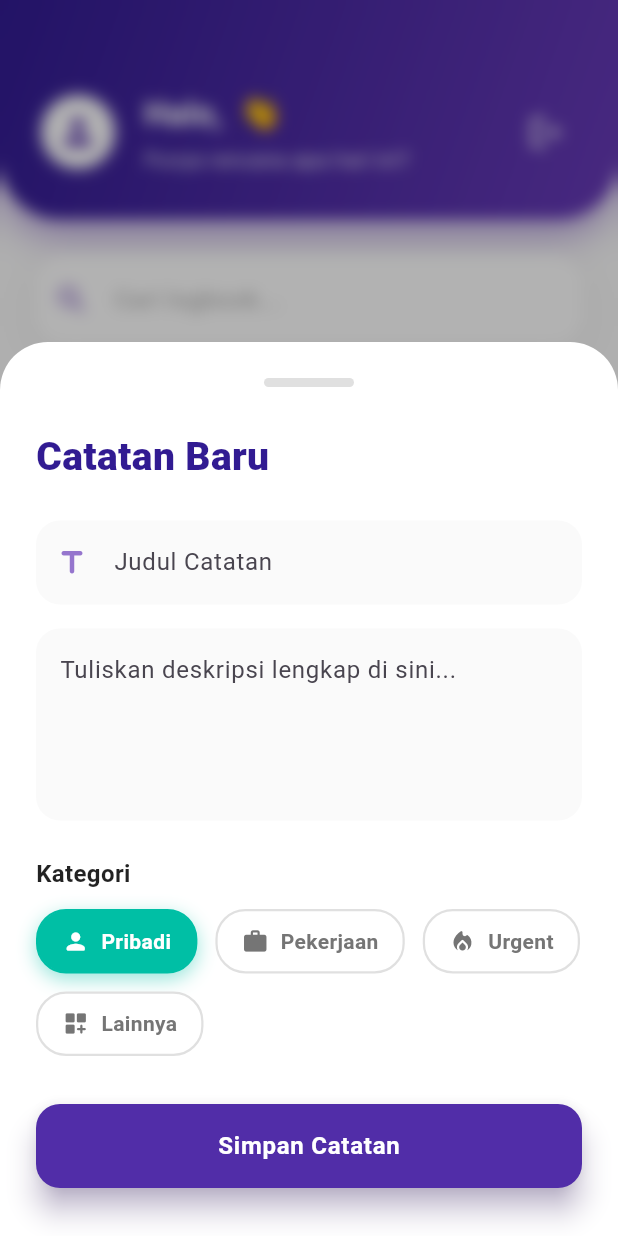
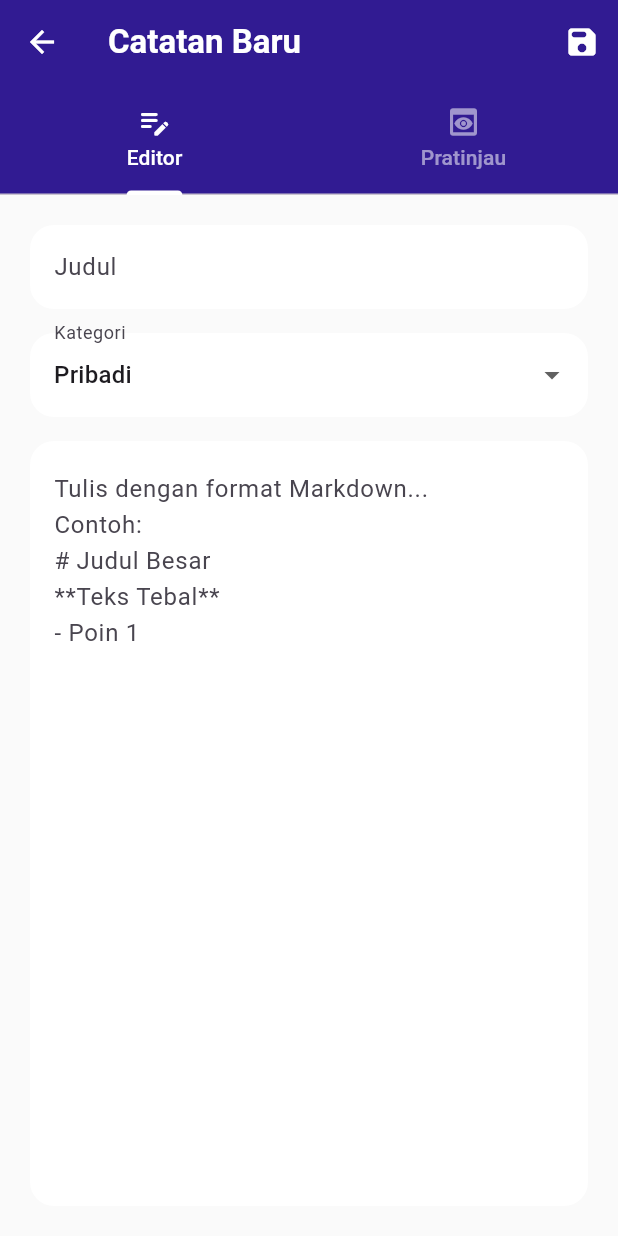
Before and after one commit to Umeem26/PY4_2C_D3_2024_Modul5_078, a Flutter app: the LogView screen opened directly with empty values, after a tap on the "edit document" icon, on a phone screen of 412 x 824 dp. Run offline on Flutter 3.47's test engine with Material 3 defaults, Android fonts, the phone set to English and light mode, and no system bars; our stand-ins replace flutter_dotenv, flutter_markdown, hive, hive_flutter; missing offline and left inert: mongo_dart; accounts and stored records are empty.

Commit message:
Finish Task 3

```diff
--- /dev/null
+++ b/logbook_modul5/lib/features/logbook/log_editor_page.dart
@@ -0,0 +1,161 @@
+import 'package:flutter/material.dart';
+import 'package:flutter_markdown/flutter_markdown.dart';
+import 'models/log_model.dart';
+import 'log_controller.dart';
+
+class LogEditorPage extends StatefulWidget {
+  final LogModel? log;
+  final LogController controller;
+
+  const LogEditorPage({
+    super.key,
+    this.log,
+    required this.controller,
+  });
+
+  @override
+  State<LogEditorPage> createState() => _LogEditorPageState();
+}
+
+class _LogEditorPageState extends State<LogEditorPage> {
+  late TextEditingController _titleController;
+  late TextEditingController _descController;
+  String _selectedCategory = 'Pribadi';
+  final List<String> _categories = ['Pribadi', 'Pekerjaan', 'Urgent', 'Lainnya'];
+
+  @override
+  void initState() {
+    super.initState();
+    _titleController = TextEditingController(text: widget.log?.title ?? '');
+    _descController = TextEditingController(text: widget.log?.description ?? '');
+    _selectedCategory = widget.log?.category ?? 'Pribadi';
+
+    _descController.addListener(() {
+      setState(() {});
+    });
+  }
+
+  void _save() {
+    if (_titleController.text.isEmpty || _descController.text.isEmpty) {
+      ScaffoldMessenger.of(context).showSnackBar(
+        const SnackBar(content: Text("Judul dan deskripsi tidak boleh kosong", style: TextStyle(fontWeight: FontWeight.bold))),
+      );
+      return;
+    }
+
+    if (widget.log == null) {
+      widget.controller.addLog(
+        _titleController.text,
+        _descController.text,
+        _selectedCategory,
+      );
+    } else {
+      widget.controller.updateLog(
+        widget.log!,
+        _titleController.text,
+        _descController.text,
+        _selectedCategory,
+      );
+    }
+    Navigator.pop(context);
+  }
+
+  @override
+  void dispose() {
+    _titleController.dispose();
+    _descController.dispose();
+    super.dispose();
+  }
+
+  @override
+  Widget build(BuildContext context) {
+    return DefaultTabController(
+      length: 2,
+      child: Scaffold(
+        backgroundColor: Colors.grey.shade50,
+        appBar: AppBar(
+          title: Text(widget.log == null ? "Catatan Baru" : "Edit Catatan", style: const TextStyle(fontWeight: FontWeight.bold)),
+          backgroundColor: Colors.deepPurple.shade900,
+          foregroundColor: Colors.white,
+          bottom: const TabBar(
+            labelColor: Colors.white,
+            unselectedLabelColor: Colors.white54,
+            indicatorColor: Colors.white,
+            tabs: [
+              Tab(text: "Editor", icon: Icon(Icons.edit_note_rounded)),
+              Tab(text: "Pratinjau", icon: Icon(Icons.preview_rounded)),
+            ],
+          ),
+          actions: [
+            IconButton(icon: const Icon(Icons.save_rounded), onPressed: _save)
+          ],
+        ),
+        body: TabBarView(
+          children: [
+            Padding(
+              padding: const EdgeInsets.all(20.0),
+              child: Column(
+                crossAxisAlignment: CrossAxisAlignment.start,
+                children: [
+                  TextField(
+                    controller: _titleController,
+                    decoration: InputDecoration(
+                      labelText: "Judul",
+                      filled: true,
+                      fillColor: Colors.white,
+                      border: OutlineInputBorder(borderRadius: BorderRadius.circular(16), borderSide: BorderSide.none),
+                    ),
+                  ),
+                  const SizedBox(height: 16),
+                  DropdownButtonFormField<String>(
+                    value: _selectedCategory,
+                    decoration: InputDecoration(
+                      labelText: "Kategori",
+                      filled: true,
+                      fillColor: Colors.white,
+                      border: OutlineInputBorder(borderRadius: BorderRadius.circular(16), borderSide: BorderSide.none),
+                    ),
+                    items: _categories.map((cat) {
+                      return DropdownMenuItem(value: cat, child: Text(cat));
+                    }).toList(),
+                    onChanged: (val) {
+                      if (val != null) setState(() => _selectedCategory = val);
+                    },
+                  ),
+                  const SizedBox(height: 16),
+                  Expanded(
+                    child: TextField(
+                      controller: _descController,
+                      maxLines: null,
+                      expands: true,
+                      textAlignVertical: TextAlignVertical.top,
+                      decoration: InputDecoration(
+                        hintText: "Tulis dengan format Markdown...\nContoh: \n# Judul Besar\n**Teks Tebal**\n- Poin 1",
+                        filled: true,
+                        fillColor: Colors.white,
+                        border: OutlineInputBorder(borderRadius: BorderRadius.circular(16), borderSide: BorderSide.none),
+                      ),
+                    ),
+                  ),
+                ],
+              ),
+            ),
+            Padding(
+              padding: const EdgeInsets.all(24.0),
+              child: Container(
+                width: double.infinity,
+                padding: const EdgeInsets.all(16),
+                decoration: BoxDecoration(color: Colors.white, borderRadius: BorderRadius.circular(16)),
+                child: SingleChildScrollView(
+                  child: MarkdownBody(
+                    data: _descController.text.isEmpty ? "_Belum ada teks untuk ditampilkan..._" : _descController.text,
+                  ),
+                ),
+              ),
+            ),
+          ],
+        ),
+      ),
+    );
+  }
+}
--- a/logbook_modul5/lib/features/logbook/log_view.dart
+++ b/logbook_modul5/lib/features/logbook/log_view.dart
@@ -7,6 +7,8 @@ import 'models/log_model.dart';
 import '../auth/login_view.dart';
 import '../../services/mongo_service.dart';
 import '../../helpers/log_helper.dart';
+import '../../services/access_control_service.dart';
+import 'log_editor_page.dart'; // Import halaman editor baru
 
 class LogView extends StatefulWidget {
   final String username;
@@ -18,13 +20,9 @@ class LogView extends StatefulWidget {
 
 class _LogViewState extends State<LogView> {
   late final LogController _controller;
-  final TextEditingController _titleController = TextEditingController();
-  final TextEditingController _contentController = TextEditingController();
   final TextEditingController _searchController = TextEditingController();
 
   bool _isLoading = true;
-  final List<String> _categories = ['Pribadi', 'Pekerjaan', 'Urgent', 'Lainnya'];
-  String _selectedCategory = 'Pribadi';
 
   @override
   void initState() {
@@ -42,10 +40,9 @@ class _LogViewState extends State<LogView> {
         const Duration(seconds: 15),
         onTimeout: () => throw Exception("Koneksi Cloud Timeout."),
       );
-      await _controller.loadFromDisk();
+      await _controller.loadLogs();
     } catch (e) {
       if (mounted) {
-        // SOLUSI: Pesan error diperhalus
         _showCustomToast("Gagal terhubung ke Cloud. Periksa koneksi internet Anda.", isError: true);
       }
     } finally {
@@ -200,112 +197,14 @@ class _LogViewState extends State<LogView> {
     );
   }
 
-  void _showLogForm({LogModel? log}) {
-    bool isEdit = log != null;
-    _titleController.text = isEdit ? log.title : '';
-    _contentController.text = isEdit ? log.description : '';
-    _selectedCategory = isEdit ? log.category : 'Pribadi';
-
-    showModalBottomSheet(
-      context: context,
-      isScrollControlled: true,
-      backgroundColor: Colors.transparent,
-      barrierColor: Colors.black.withOpacity(0.3),
-      builder: (context) => BackdropFilter(
-        filter: ImageFilter.blur(sigmaX: 5, sigmaY: 5),
-        child: StatefulBuilder(
-          builder: (context, setStateSheet) {
-            return Container(
-              padding: EdgeInsets.only(bottom: MediaQuery.of(context).viewInsets.bottom, top: 24, left: 24, right: 24),
-              decoration: const BoxDecoration(color: Colors.white, borderRadius: BorderRadius.only(topLeft: Radius.circular(32), topRight: Radius.circular(32))),
-              child: SingleChildScrollView(
-                child: Column(
-                  mainAxisSize: MainAxisSize.min,
-                  crossAxisAlignment: CrossAxisAlignment.start,
-                  children: [
-                    Center(child: Container(width: 60, height: 6, decoration: BoxDecoration(color: Colors.grey.shade300, borderRadius: BorderRadius.circular(10)))),
-                    const SizedBox(height: 28),
-                    Text(isEdit ? "Perbarui Catatan" : "Catatan Baru", style: TextStyle(fontSize: 26, fontWeight: FontWeight.w800, color: Colors.deepPurple.shade900)),
-                    const SizedBox(height: 24),
-                    TextField(controller: _titleController, decoration: InputDecoration(labelText: "Judul Catatan", prefixIcon: Icon(Icons.title_rounded, color: Colors.deepPurple.shade300), filled: true, fillColor: Colors.grey.shade50, border: OutlineInputBorder(borderRadius: BorderRadius.circular(16), borderSide: BorderSide.none))),
-                    const SizedBox(height: 16),
-                    TextField(controller: _contentController, maxLines: 4, decoration: InputDecoration(labelText: "Tuliskan deskripsi lengkap di sini...", alignLabelWithHint: true, filled: true, fillColor: Colors.grey.shade50, border: OutlineInputBorder(borderRadius: BorderRadius.circular(16), borderSide: BorderSide.none))),
-                    const SizedBox(height: 24),
-                    const Text("Kategori", style: TextStyle(fontSize: 16, fontWeight: FontWeight.bold, color: Colors.black87)),
-                    const SizedBox(height: 12),
-                    Wrap(
-                      spacing: 12,
-                      runSpacing: 12,
-                      children: _categories.map((cat) {
-                        bool isSelected = _selectedCategory == cat;
-                        Color catColor = _getCategoryColor(cat);
-                        return AnimatedContainer(
-                          duration: const Duration(milliseconds: 250),
-                          curve: Curves.easeOutCubic,
-                          decoration: BoxDecoration(
-                            color: isSelected ? catColor : Colors.white,
-                            borderRadius: BorderRadius.circular(20),
-                            border: Border.all(color: isSelected ? catColor : Colors.grey.shade300, width: 1.5),
-                            boxShadow: isSelected ? [BoxShadow(color: catColor.withOpacity(0.4), blurRadius: 10, offset: const Offset(0, 4))] : [],
-                          ),
-                          child: Material(
-                            color: Colors.transparent,
-                            child: InkWell(
-                              borderRadius: BorderRadius.circular(20),
-                              onTap: () => setStateSheet(() => _selectedCategory = cat),
-                              child: Padding(
-                                padding: const EdgeInsets.symmetric(horizontal: 16, vertical: 10),
-                                child: Row(
-                                  mainAxisSize: MainAxisSize.min,
-                                  children: [
-                                    Icon(_getCategoryIcon(cat), size: 18, color: isSelected ? Colors.white : Colors.grey.shade600),
-                                    const SizedBox(width: 8),
-                                    Text(cat, style: TextStyle(fontWeight: FontWeight.bold, color: isSelected ? Colors.white : Colors.grey.shade600)),
-                                  ],
-                                ),
-                              ),
-                            ),
-                          ),
-                        );
-                      }).toList(),
-                    ),
-                    const SizedBox(height: 32),
-                    SizedBox(
-                      width: double.infinity,
-                      height: 56,
-                      child: ElevatedButton(
-                        style: ElevatedButton.styleFrom(
-                          backgroundColor: Colors.deepPurple.shade700,
-                          foregroundColor: Colors.white,
-                          shape: RoundedRectangleBorder(borderRadius: BorderRadius.circular(16)),
-                          elevation: 8,
-                          shadowColor: Colors.deepPurple.shade200,
-                        ),
-                        onPressed: () {
-                          if (_titleController.text.isEmpty || _contentController.text.isEmpty) {
-                            _showCustomToast("Judul dan Deskripsi tidak boleh kosong!", isError: true);
-                            return;
-                          }
-                          if (isEdit) {
-                            _controller.updateLog(log, _titleController.text, _contentController.text, _selectedCategory);
-                            _showCustomToast("Catatan berhasil diperbarui!");
-                          } else {
-                            _controller.addLog(_titleController.text, _contentController.text, _selectedCategory);
-                            _showCustomToast("Catatan baru berhasil disimpan!");
-                          }
-                          _titleController.clear();
-                          _contentController.clear();
-                          Navigator.pop(context);
-                        },
-                        child: Text(isEdit ? "Simpan Perubahan" : "Simpan Catatan", style: const TextStyle(fontSize: 16, fontWeight: FontWeight.bold, letterSpacing: 0.5)),
-                      ),
-                    ),
-                    const SizedBox(height: 32),
-                  ],
-                ),
-              ),
-            );
-          }
+  // --- FUNGSI NAVIGASI KE HALAMAN EDITOR BARU ---
+  void _goToEditor({LogModel? log}) {
+    Navigator.push(
+      context,
+      MaterialPageRoute(
+        builder: (context) => LogEditorPage(
+          log: log,
+          controller: _controller,
         ),
       ),
     );
@@ -377,9 +276,8 @@ class _LogViewState extends State<LogView> {
                   return RefreshIndicator(
                     onRefresh: () async {
                       try {
-                        await _controller.loadFromDisk();
+                        await _controller.loadLogs();
                       } catch (e) {
-                        // SOLUSI: Pesan error diperhalus
                         _showCustomToast("Koneksi terputus. Gagal menyegarkan data.", isError: true);
                       }
                     },
@@ -432,9 +330,8 @@ class _LogViewState extends State<LogView> {
                   color: Colors.deepPurple,
                   onRefresh: () async {
                     try {
-                      await _controller.loadFromDisk();
+                      await _controller.loadLogs();
                     } catch (e) {
-                      // SOLUSI: Pesan error diperhalus
                       _showCustomToast("Koneksi terputus. Gagal menyegarkan data.", isError: true);
                     }
                   },
@@ -446,16 +343,22 @@ class _LogViewState extends State<LogView> {
                       final log = displayLogs[index];
                       Color categoryColor = _getCategoryColor(log.category);
 
+                      // --- GATEKEEPER ROLE CHECK ---
+                      final bool isOwner = log.authorId == 'user_001';
+                      final String currentRole = 'Anggota';
+
                       String formattedDate = log.date;
                       try {
                         DateTime parsedDate = DateTime.parse(log.date);
                         formattedDate = DateFormat('dd MMM yyyy • HH:mm').format(parsedDate);
-                      } catch (e) {
-                      }
+                      } catch (e) {}
 
                       return Dismissible(
                         key: Key(log.id ?? log.date),
-                        direction: DismissDirection.endToStart,
+                        // CEK IZIN HAPUS UNTUK DISMISSIBLE
+                        direction: AccessControlService.canPerform(currentRole, AccessControlService.actionDelete, isOwner: isOwner)
+                                   ? DismissDirection.endToStart
+                                   : DismissDirection.none,
                         confirmDismiss: (direction) async {
                           return await showDialog(
                             context: context,
@@ -488,7 +391,14 @@ class _LogViewState extends State<LogView> {
                             color: Colors.transparent,
                             child: InkWell(
                               borderRadius: BorderRadius.circular(24),
-                              onTap: () => _showLogForm(log: log),
+                              onTap: () {
+                                // CEK IZIN EDIT SEBELUM MEMBUKA HALAMAN EDITOR
+                                if (AccessControlService.canPerform(currentRole, AccessControlService.actionUpdate, isOwner: isOwner)) {
+                                  _goToEditor(log: log);
+                                } else {
+                                  _showCustomToast("Akses Ditolak: Anda tidak memiliki izin mengedit catatan ini.", isError: true);
+                                }
+                              },
                               splashColor: categoryColor.withOpacity(0.1),
                               highlightColor: categoryColor.withOpacity(0.05),
                               child: Padding(
@@ -519,7 +429,26 @@ class _LogViewState extends State<LogView> {
                                                 ),
                                               ),
                                               const SizedBox(width: 8),
-                                              Icon(Icons.chevron_right_rounded, color: Colors.grey.shade400, size: 20),
+                                              Row(
+                                                mainAxisSize: MainAxisSize.min,
+                                                children: [
+                                                  // CEK IZIN TOMBOL EDIT
+                                                  if (AccessControlService.canPerform(currentRole, AccessControlService.actionUpdate, isOwner: isOwner))
+                                                    IconButton(
+                                                      icon: const Icon(Icons.edit_rounded, color: Colors.blue),
+                                                      onPressed: () => _goToEditor(log: log),
+                                                    ),
+                                                  // CEK IZIN TOMBOL HAPUS
+                                                  if (AccessControlService.canPerform(currentRole, AccessControlService.actionDelete, isOwner: isOwner))
+                                                    IconButton(
+                                                      icon: const Icon(Icons.delete_rounded, color: Colors.red),
+                                                      onPressed: () {
+                                                        _controller.removeLog(log);
+                                                        _showCustomToast("Catatan dihapus", isError: true);
+                                                      },
+                                                    ),
+                                                ],
+                                              ),
                                             ],
                                           ),
                                         ],
@@ -543,7 +472,7 @@ class _LogViewState extends State<LogView> {
       floatingActionButton: Container(
         decoration: BoxDecoration(shape: BoxShape.circle, boxShadow: [BoxShadow(color: Colors.deepPurple.withOpacity(0.4), blurRadius: 20, offset: const Offset(0, 10))]),
         child: FloatingActionButton(
-          onPressed: () => _showLogForm(),
+          onPressed: () => _goToEditor(), // LANGSUNG KE EDITOR PAGE
           backgroundColor: Colors.deepPurple.shade600,
           splashColor: Colors.white.withOpacity(0.3),
           elevation: 0,
--- a/logbook_modul5/pubspec.yaml
+++ b/logbook_modul5/pubspec.yaml
@@ -39,6 +39,7 @@ dependencies:
   hive: ^2.2.3
   hive_flutter: ^1.1.0
   connectivity_plus: ^7.0.0
+  flutter_markdown: ^0.7.7+1
 
 dev_dependencies:
   flutter_test:
```
Also changed, not shown: logbook_modul5/lib/services/access_control_service.dart (added, +26 -0 lines), logbook_modul5/pubspec.lock.
